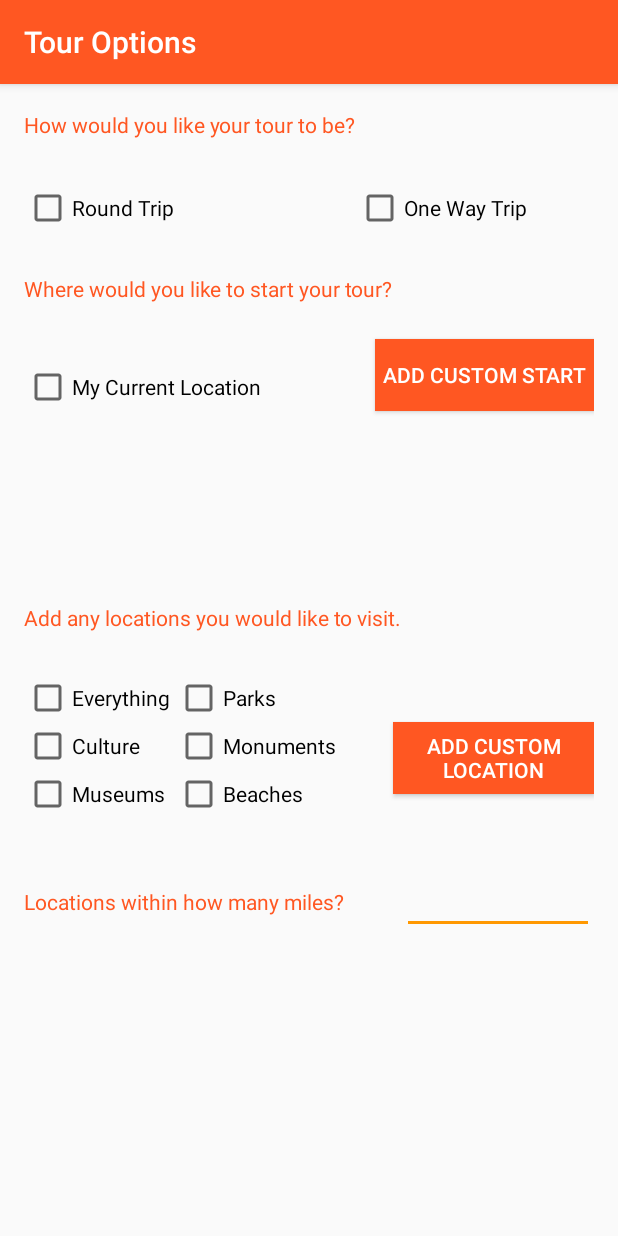
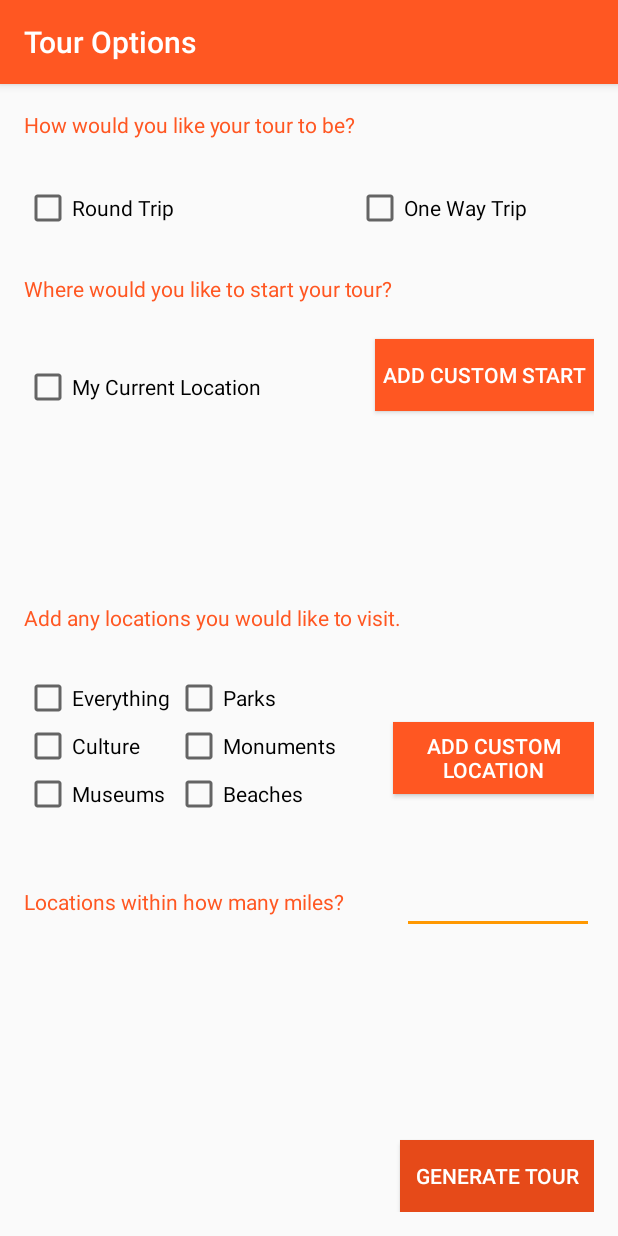
Before and after one commit to CyberneticOwl/TourApp, an Android app: the TourOptions screen opened directly, with no data from a screen before it, on a phone screen of 412 x 824 dp. Run offline under Robolectric (Android 15) with nearby library versions, the phone set to English and light mode, and no system bars.

```diff
--- a/app/src/main/res/layout/activity_tour_options.xml
+++ b/app/src/main/res/layout/activity_tour_options.xml
@@ -188,7 +188,7 @@
             android:layout_height="wrap_content"
             android:inputType="number"
             android:ems="10"
-            android:id="@+id/editText"
+            android:id="@+id/milesInput"
             android:layout_alignBottom="@+id/milesText"
             android:layout_alignParentRight="true"
             android:layout_alignParentEnd="true"
@@ -196,6 +196,18 @@
             android:layout_toEndOf="@+id/addLocationsText"
             android:layout_alignBaseline="@+id/milesText" />
 
+        <Button
+            android:layout_width="wrap_content"
+            android:layout_height="wrap_content"
+            android:text="Generate Tour"
+            android:id="@+id/generateButton"
+            android:background="@color/colorPrimaryDark"
+            android:padding="10dp"
+            android:layout_alignParentBottom="true"
+            android:layout_alignRight="@+id/milesInput"
+            android:layout_alignEnd="@+id/milesInput"
+            android:textColor="#ffffff" />
+
     </RelativeLayout>
 
 </RelativeLayout>
--- a/app/src/main/res/values/colors.xml
+++ b/app/src/main/res/values/colors.xml
@@ -2,7 +2,7 @@
 <resources>
     <color name="colorPrimary">#ff5722</color>
     <color name="colorPrimaryDark">#E64A19</color>
-    <color name="colorAccent">#FF9800</color>
+    <color name="colorAccent">#ff9800</color>
     <color name="white">#fff</color>
     <color name="tabsScrollColor">#fff</color>
 </resources>
```
